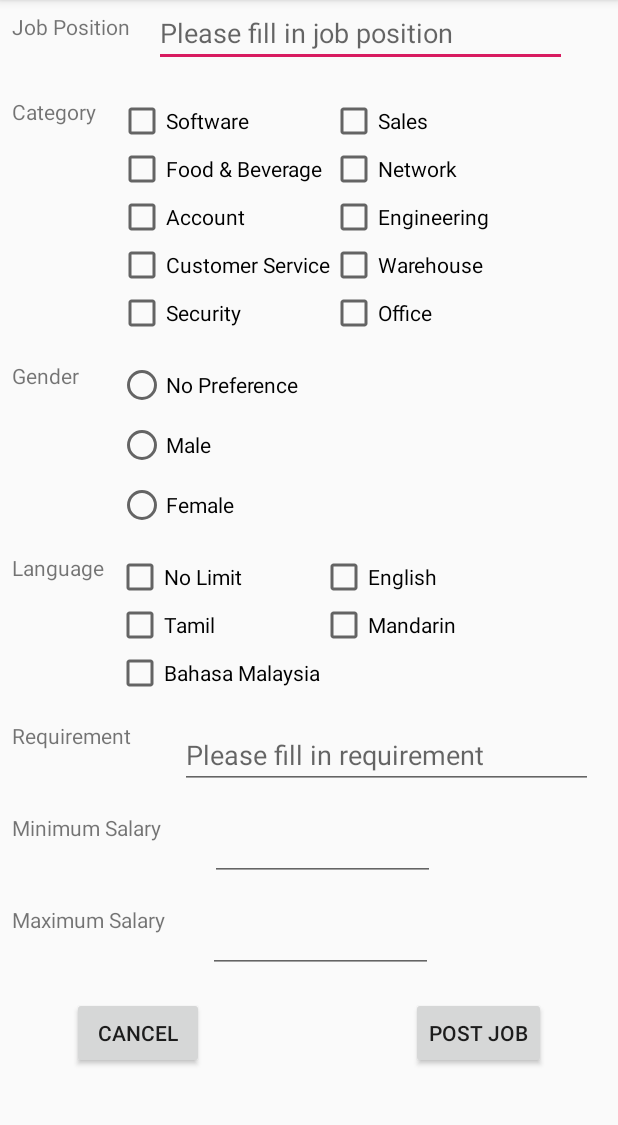
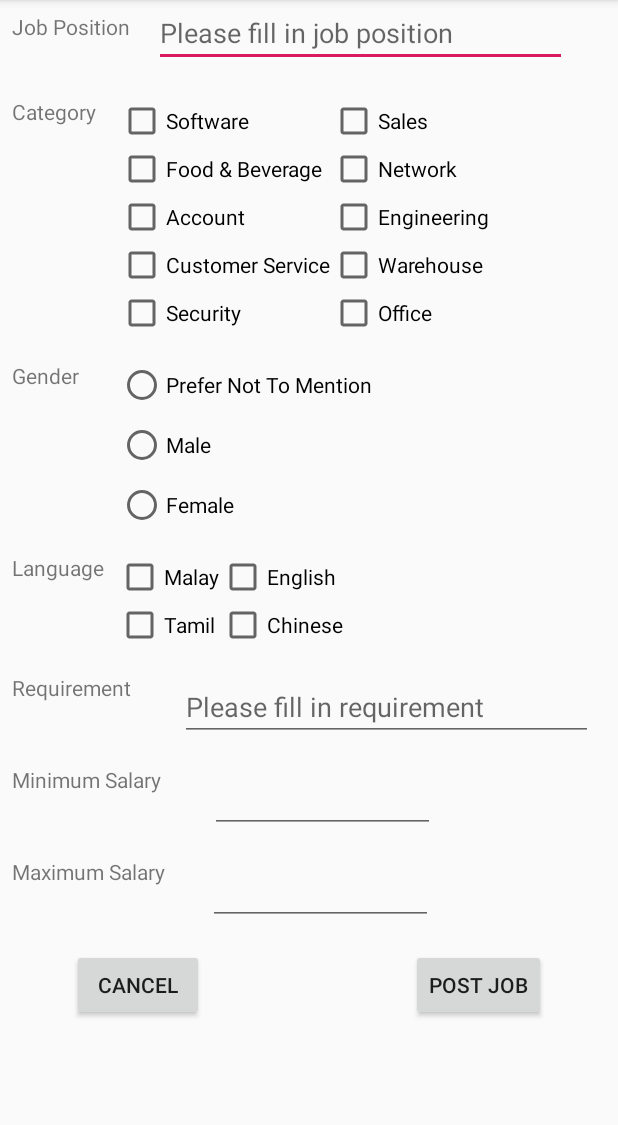
Before and after one commit to DongSin/TARUC_Job2U, an Android app: the screen it shows after launch (job_category), on a phone screen of 412 x 824 dp, the part 84-1209 px from its top. Run offline under Robolectric (Android 15) with nearby library versions, the phone set to English and light mode, and no system bars; our stand-ins replace Firebase (no records; nobody signed in at launch, a user with empty details on screens opened directly).

Commit message:
post job 08/01 night

```diff
--- a/app/src/main/res/layout/post_job.xml
+++ b/app/src/main/res/layout/post_job.xml
@@ -60,14 +60,14 @@
             <TableRow>
 
                 <CheckBox
-                    android:id="@+id/cbSoftware"
+                    android:id="@+id/checkBoxSoftware"
                     android:layout_width="wrap_content"
                     android:layout_height="wrap_content"
 
                     android:text="@string/cat_software" />
 
                 <CheckBox
-                    android:id="@+id/cbSales"
+                    android:id="@+id/checkBoxSales"
                     android:layout_width="wrap_content"
                     android:layout_height="wrap_content"
 
@@ -78,13 +78,13 @@
             <TableRow>
 
                 <CheckBox
-                    android:id="@+id/cbFoodBeverage"
+                    android:id="@+id/checkBoxFnB"
                     android:layout_width="wrap_content"
                     android:layout_height="wrap_content"
                     android:text="@string/cat_food_beverage" />
 
                 <CheckBox
-                    android:id="@+id/cbOther"
+                    android:id="@+id/checkBoxNetwork"
                     android:layout_width="wrap_content"
                     android:layout_height="wrap_content"
 
@@ -94,13 +94,13 @@
             <TableRow>
 
                 <CheckBox
-                    android:id="@+id/cb_account"
+                    android:id="@+id/checkBoxAccount"
                     android:layout_width="wrap_content"
                     android:layout_height="wrap_content"
                     android:text="@string/cat_account" />
 
                 <CheckBox
-                    android:id="@+id/cb_engineering"
+                    android:id="@+id/checkBoxEngineering"
                     android:layout_width="wrap_content"
                     android:layout_height="wrap_content"
                     android:text="@string/cat_engineering" />
@@ -109,13 +109,13 @@
             <TableRow>
 
                 <CheckBox
-                    android:id="@+id/cb_cust_service"
+                    android:id="@+id/checkBoxCustomerService"
                     android:layout_width="wrap_content"
                     android:layout_height="wrap_content"
                     android:text="@string/cat_customer_service" />
 
                 <CheckBox
-                    android:id="@+id/cb_warehouse"
+                    android:id="@+id/checkBoxWarehouse"
                     android:layout_width="wrap_content"
                     android:layout_height="wrap_content"
                     android:text="@string/cat_warehouse" />
@@ -124,13 +124,13 @@
             <TableRow>
 
                 <CheckBox
-                    android:id="@+id/cb_security"
+                    android:id="@+id/checkBoxSecurity"
                     android:layout_width="wrap_content"
                     android:layout_height="wrap_content"
                     android:text="@string/cat_security" />
 
                 <CheckBox
-                    android:id="@+id/cbOffice"
+                    android:id="@+id/checkBoxOffice"
                     android:layout_width="wrap_content"
                     android:layout_height="wrap_content"
                     android:text="@string/cat_office" />
@@ -160,10 +160,10 @@
 
 
             <RadioButton
-                android:id="@+id/radioButtonNoPreference"
+                android:id="@+id/radioButtonPreferNoGender"
                 android:layout_width="wrap_content"
                 android:layout_height="wrap_content"
-                android:text="@string/gender_no_preference"
+                android:text="@string/prefer_not_to_mention"
                 app:layout_constraintStart_toEndOf="@+id/textViewGender"
                 app:layout_constraintTop_toTopOf="@+id/textViewGender" />
 
@@ -172,16 +172,16 @@
                 android:layout_width="wrap_content"
                 android:layout_height="wrap_content"
                 android:layout_marginTop="8dp"
-                android:text="@string/gender_male"
-                app:layout_constraintStart_toStartOf="@+id/radioButtonNoPreference"
-                app:layout_constraintTop_toBottomOf="@+id/radioButtonNoPreference" />
+                android:text="@string/male"
+                app:layout_constraintStart_toStartOf="@+id/radioButtonPreferNoGender"
+                app:layout_constraintTop_toBottomOf="@+id/radioButtonPreferNoGender" />
 
             <RadioButton
                 android:id="@+id/radioButtonFemale"
                 android:layout_width="wrap_content"
                 android:layout_height="wrap_content"
                 android:layout_marginTop="8dp"
-                android:text="@string/gender_female"
+                android:text="@string/female"
                 app:layout_constraintStart_toStartOf="@+id/radioButtonMale"
                 app:layout_constraintTop_toBottomOf="@+id/radioButtonMale" />
         </RadioGroup>
@@ -209,41 +209,34 @@
             <TableRow>
 
                 <CheckBox
-                    android:id="@+id/cb_lang_no_limit"
+                    android:id="@+id/checkBoxMalay"
                     android:layout_width="wrap_content"
                     android:layout_height="wrap_content"
-                    android:text="@string/language_no_limit" />
+                    android:text="@string/malay" />
 
                 <CheckBox
-                    android:id="@+id/cb_lang_eng"
+                    android:id="@+id/checkBoxEnglish"
                     android:layout_width="wrap_content"
                     android:layout_height="wrap_content"
-                    android:text="@string/language_english" />
+                    android:text="@string/english" />
             </TableRow>
 
             <TableRow>
 
                 <CheckBox
-                    android:id="@+id/cb_lang_tamil"
+                    android:id="@+id/checkBoxTamil"
                     android:layout_width="wrap_content"
                     android:layout_height="wrap_content"
-                    android:text="@string/language_tamil" />
+                    android:text="@string/tamil" />
 
                 <CheckBox
-                    android:id="@+id/cb_lang_mandarin"
+                    android:id="@+id/checkBoxChinese"
                     android:layout_width="wrap_content"
                     android:layout_height="wrap_content"
-                    android:text="@string/language_mandarin" />
+                    android:text="@string/chinese" />
             </TableRow>
 
-            <TableRow>
 
-                <CheckBox
-                    android:id="@+id/cb_lang_bm"
-                    android:layout_width="wrap_content"
-                    android:layout_height="wrap_content"
-                    android:text="@string/language_bm" />
-            </TableRow>
         </TableLayout>
 
         <TextView
@@ -316,7 +309,7 @@
             app:layout_constraintTop_toTopOf="@+id/textViewMaxSalary" />
 
         <Button
-            android:id="@+id/buttonUpload"
+            android:id="@+id/buttonPost"
             android:layout_width="wrap_content"
             android:layout_height="wrap_content"
             android:layout_marginTop="16dp"
@@ -327,7 +320,7 @@
             app:layout_constraintTop_toBottomOf="@+id/editTextMaxSalary" />
 
         <Button
-            android:id="@+id/button3"
+            android:id="@+id/buttonCancel"
             android:layout_width="wrap_content"
             android:layout_height="wrap_content"
             android:layout_marginStart="48dp"
```
Also changed, not shown: app/src/main/java/com/example/tarucjob2u/ui/post_job/Post_job.kt (added, +13 -0 lines), app/src/main/java/com/example/tarucjob2u/ui/post_job/job_category.kt (+97 -4 lines), 1 other file.
